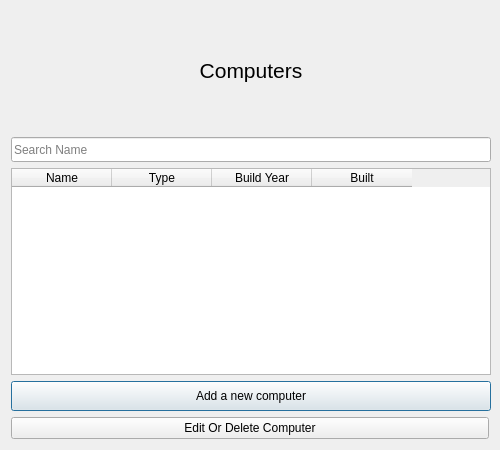
Above: GUI-verklegtVika3/computertabledialog.ui from streamerinn/Verklegt-1 before the change. Below: the same form after it.
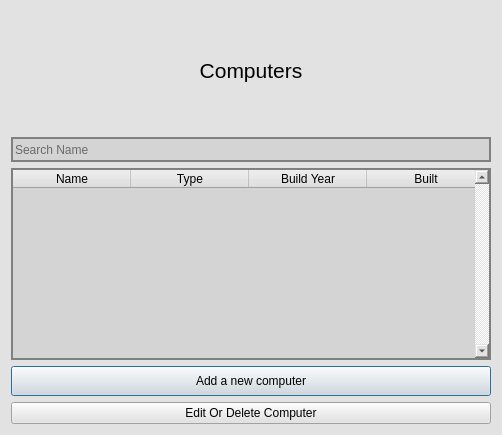
That is the form after the change. Icons and pictures are not drawn.

Patch:
```diff
--- a/GUI-verklegtVika3/computertabledialog.ui
+++ b/GUI-verklegtVika3/computertabledialog.ui
@@ -29,7 +29,14 @@
    <iconset resource="aukaefni.qrc">
     <normaloff>:/images/pictures/comp.png</normaloff>:/images/pictures/comp.png</iconset>
   </property>
+  <property name="styleSheet">
+   <string notr="true">background-color: rgb(226, 226, 226);
+	</string>
+  </property>
   <layout class="QVBoxLayout" name="verticalLayout">
+   <property name="sizeConstraint">
+    <enum>QLayout::SetFixedSize</enum>
+   </property>
    <item>
     <widget class="QLabel" name="label_2">
      <property name="minimumSize">
@@ -58,7 +65,8 @@
       </size>
      </property>
      <property name="styleSheet">
-      <string notr="true"/>
+      <string notr="true">background-color: rgb(212, 212, 212);
+	border: 2px solid gray;</string>
      </property>
      <property name="placeholderText">
       <string>Search Name</string>
@@ -89,7 +97,24 @@
       <enum>Qt::ClickFocus</enum>
      </property>
      <property name="styleSheet">
-      <string notr="true"/>
+      <string notr="true">#ComputerTable
+{
+
+
+	background-color: rgb(212, 212, 212);
+alternate-background-color: rgb(0, 0, 0);
+border: 2px solid gray;
+
+
+
+
+}</string>
+     </property>
+     <property name="verticalScrollBarPolicy">
+      <enum>Qt::ScrollBarAlwaysOn</enum>
+     </property>
+     <property name="horizontalScrollBarPolicy">
+      <enum>Qt::ScrollBarAlwaysOff</enum>
      </property>
      <property name="editTriggers">
       <set>QAbstractItemView::NoEditTriggers</set>
@@ -97,6 +122,9 @@
      <property name="selectionBehavior">
       <enum>QAbstractItemView::SelectRows</enum>
      </property>
+     <attribute name="horizontalHeaderDefaultSectionSize">
+      <number>118</number>
+     </attribute>
      <column>
       <property name="text">
        <string>Name</string>
```
